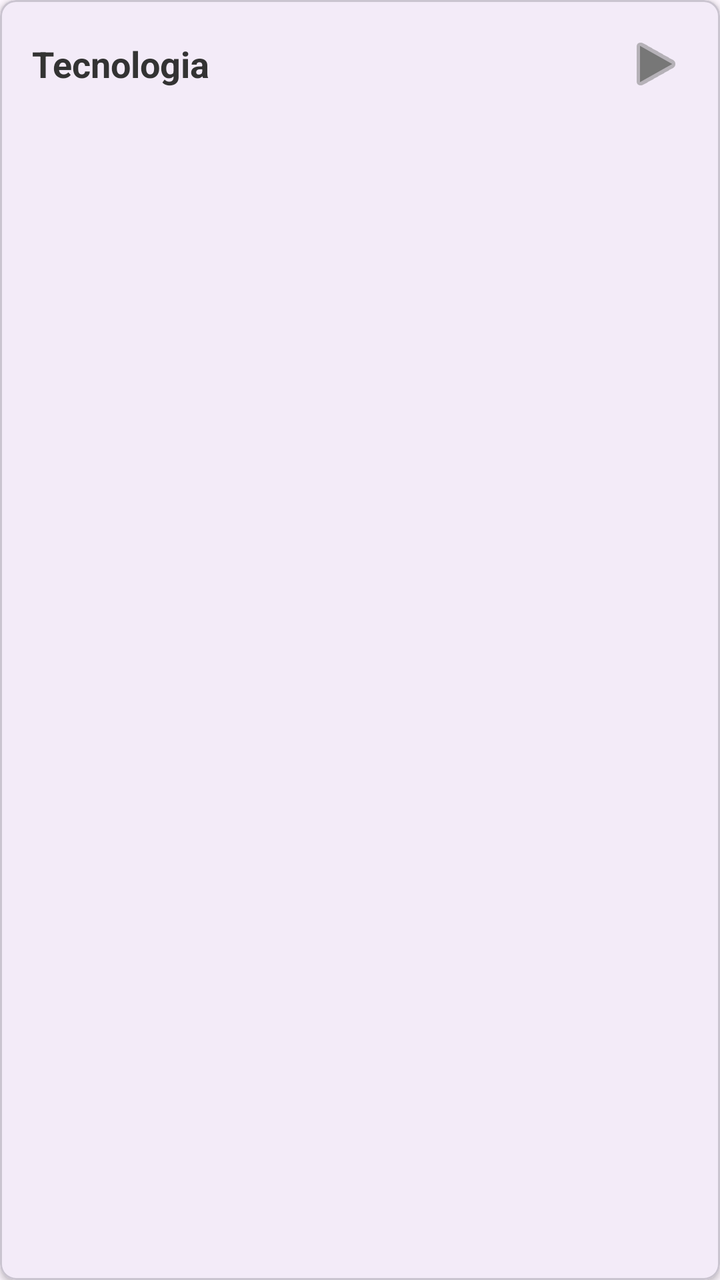
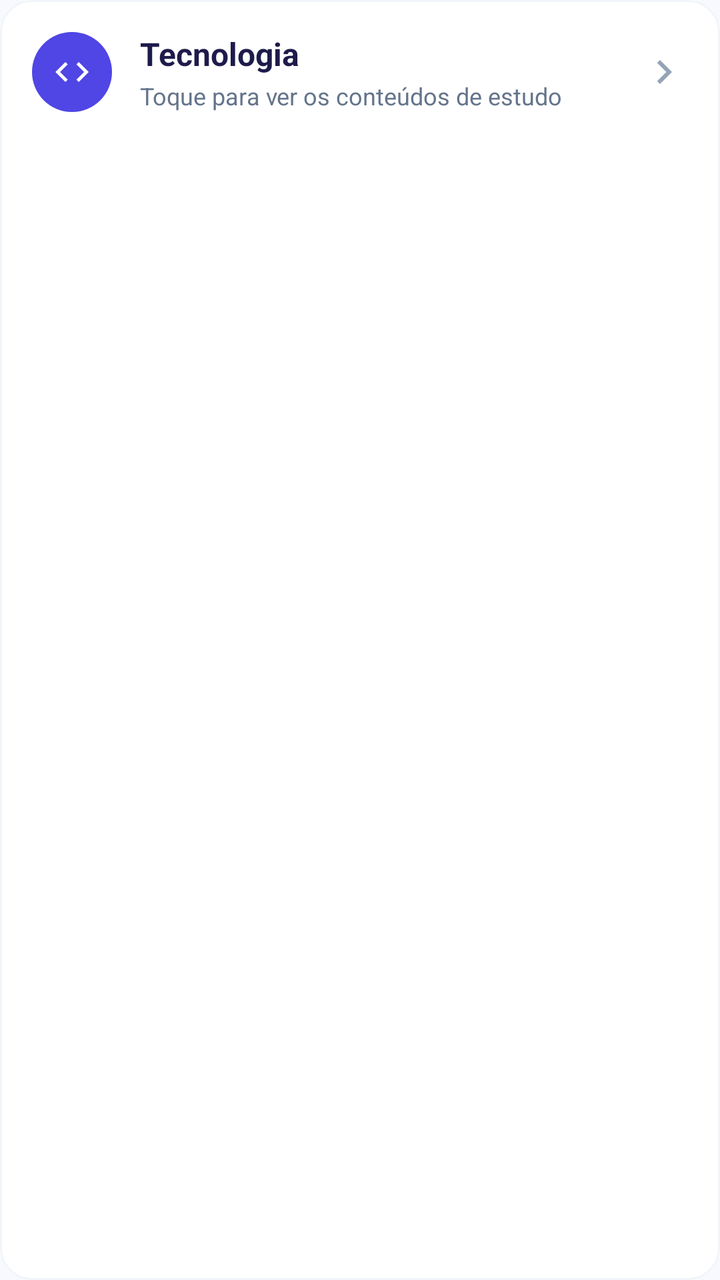

Two renders of the same Android screen: before a commit and after it. Below are the layout's source before the change and the commit's diff.
<!-- AndroidManifest.xml: application theme Theme.StudyFlowDev -->
<!-- res/layout/item_tecnologia.xml -->
<?xml version="1.0" encoding="utf-8"?>
<com.google.android.material.card.MaterialCardView xmlns:android="http://schemas.android.com/apk/res/android"
    xmlns:app="http://schemas.android.com/apk/res-auto"
    android:layout_width="match_parent"
    android:layout_height="wrap_content"
    android:layout_marginHorizontal="16dp"
    android:layout_marginVertical="6dp"
    app:cardCornerRadius="8dp"
    app:cardElevation="2dp">

    <LinearLayout
        android:layout_width="match_parent"
        android:layout_height="wrap_content"
        android:orientation="horizontal"
        android:padding="16dp"
        android:gravity="center_vertical">

        <TextView
            android:id="@+id/text_nome_tecnologia"
            android:layout_width="0dp"
            android:layout_height="wrap_content"
            android:layout_weight="1"
            android:text="Tecnologia"
            android:textSize="18sp"
            android:textStyle="bold"
            android:textColor="#333333"/>

        <ImageView
            android:layout_width="wrap_content"
            android:layout_height="wrap_content"
            android:src="@android:drawable/ic_media_play"
            app:tint="#777777"
            android:contentDescription="Acessar conteúdos"/>
    </LinearLayout>
</com.google.android.material.card.MaterialCardView>
<!-- resources referenced by this layout -->
<resources>
  <style name="Theme.StudyFlowDev" parent="Base.Theme.StudyFlowDev" />
  <style name="Base.Theme.StudyFlowDev" parent="Theme.Material3.DayNight.NoActionBar">
          
          
      </style>
</resources>

<!-- the commit's change to res/layout/item_tecnologia.xml (unified diff, before → after) -->
@@ -3,33 +3,71 @@
     xmlns:app="http://schemas.android.com/apk/res-auto"
     android:layout_width="match_parent"
     android:layout_height="wrap_content"
-    android:layout_marginHorizontal="16dp"
+    android:layout_marginHorizontal="4dp"
     android:layout_marginVertical="6dp"
-    app:cardCornerRadius="8dp"
-    app:cardElevation="2dp">
+    app:cardCornerRadius="16dp"
+    app:cardElevation="0dp"
+    app:strokeWidth="1dp"
+    app:strokeColor="@color/stroke_color"
+    app:cardBackgroundColor="@color/bg_card_white">
 
-    <LinearLayout
+    <androidx.constraintlayout.widget.ConstraintLayout
         android:layout_width="match_parent"
         android:layout_height="wrap_content"
-        android:orientation="horizontal"
-        android:padding="16dp"
-        android:gravity="center_vertical">
+        android:padding="16dp">
+
+        <FrameLayout
+            android:id="@+id/icon_tech_container"
+            android:layout_width="40dp"
+            android:layout_height="40dp"
+            android:background="@drawable/bg_circle_purple"
+            app:layout_constraintTop_toTopOf="parent"
+            app:layout_constraintBottom_toBottomOf="parent"
+            app:layout_constraintStart_toStartOf="parent">
+
+            <ImageView
+                android:layout_width="20dp"
+                android:layout_height="20dp"
+                android:layout_gravity="center"
+                android:src="@drawable/ic_code"
+                app:tint="@color/white"
+                android:contentDescription="Ícone da tecnologia" />
+        </FrameLayout>
 
         <TextView
             android:id="@+id/text_nome_tecnologia"
             android:layout_width="0dp"
             android:layout_height="wrap_content"
-            android:layout_weight="1"
+            android:layout_marginStart="14dp"
             android:text="Tecnologia"
-            android:textSize="18sp"
+            android:textSize="16sp"
             android:textStyle="bold"
-            android:textColor="#333333"/>
+            android:textColor="@color/text_primary"
+            app:layout_constraintTop_toTopOf="parent"
+            app:layout_constraintStart_toEndOf="@id/icon_tech_container"
+            app:layout_constraintEnd_toStartOf="@id/arrow_tech" />
+
+        <TextView
+            android:layout_width="0dp"
+            android:layout_height="wrap_content"
+            android:text="Toque para ver os conteúdos de estudo"
+            android:textSize="12sp"
+            android:textColor="@color/text_secondary"
+            android:layout_marginTop="2dp"
+            app:layout_constraintTop_toBottomOf="@id/text_nome_tecnologia"
+            app:layout_constraintStart_toStartOf="@id/text_nome_tecnologia"
+            app:layout_constraintEnd_toStartOf="@id/arrow_tech" />
 
         <ImageView
-            android:layout_width="wrap_content"
-            android:layout_height="wrap_content"
-            android:src="@android:drawable/ic_media_play"
-            app:tint="#777777"
-            android:contentDescription="Acessar conteúdos"/>
-    </LinearLayout>
+            android:id="@+id/arrow_tech"
+            android:layout_width="24dp"
+            android:layout_height="24dp"
+            android:src="@drawable/ic_chevron_right"
+            app:tint="@color/text_muted"
+            android:contentDescription="Acessar conteúdos"
+            app:layout_constraintTop_toTopOf="parent"
+            app:layout_constraintBottom_toBottomOf="parent"
+            app:layout_constraintEnd_toEndOf="parent" />
+
+    </androidx.constraintlayout.widget.ConstraintLayout>
 </com.google.android.material.card.MaterialCardView>
<!-- resource entries referenced after the edit -->
@@ -1,9 +1,48 @@
 <!-- resources referenced by this layout -->
 <resources>
+  <color name="bg_card_white">#FFFFFF</color>
+  <color name="stroke_color">#F1F5F9</color>
+  <color name="text_muted">#94A3B8</color>
+  <color name="text_primary">#1E1B4B</color>
+  <color name="text_secondary">#64748B</color>
+  <color name="white">#FFFFFFFF</color>
+  <!-- drawable bg_circle_purple (drawable) -->
+  <?xml version="1.0" encoding="utf-8"?>
+  <shape xmlns:android="http://schemas.android.com/apk/res/android"
+      android:shape="oval">
+      <solid android:color="#4F46E5"/>
+  </shape>
+  <!-- drawable ic_chevron_right (drawable) -->
+  <vector xmlns:android="http://schemas.android.com/apk/res/android"
+      android:width="24dp"
+      android:height="24dp"
+      android:viewportWidth="24"
+      android:viewportHeight="24">
+    <path
+        android:fillColor="#6366F1"
+        android:pathData="M10,6L8.59,7.41L13.17,12l-4.58,4.59L10,18l6,-6z"/>
+  </vector>
+  <!-- drawable ic_code (drawable) -->
+  <vector xmlns:android="http://schemas.android.com/apk/res/android"
+      android:width="24dp"
+      android:height="24dp"
+      android:viewportWidth="24"
+      android:viewportHeight="24">
+    <path
+        android:fillColor="#4F46E5"
+        android:pathData="M9.4,16.6L4.8,12l4.6,-4.6L8,6l-6,6l6,6L9.4,16.6z M14.6,16.6l4.6,-4.6l-4.6,-4.6L16,6l6,6l-6,6L14.6,16.6z"/>
+  </vector>
   <style name="Theme.StudyFlowDev" parent="Base.Theme.StudyFlowDev" />
   <style name="Base.Theme.StudyFlowDev" parent="Theme.Material3.DayNight.NoActionBar">
-          
-          
+          <item name="colorPrimary">@color/primary_purple</item>
+          <item name="colorOnPrimary">@color/white</item>
+          <item name="colorSecondary">@color/orange_primary</item>
+          <item name="android:windowBackground">@color/bg_app</item>
+          <item name="android:statusBarColor">@color/bg_app</item>
+          <item name="android:windowLightStatusBar">true</item>
       </style>
+  <color name="primary_purple">#4F46E5</color>
+  <color name="orange_primary">#EA580C</color>
+  <color name="bg_app">#F8F9FE</color>
 </resources>
 
